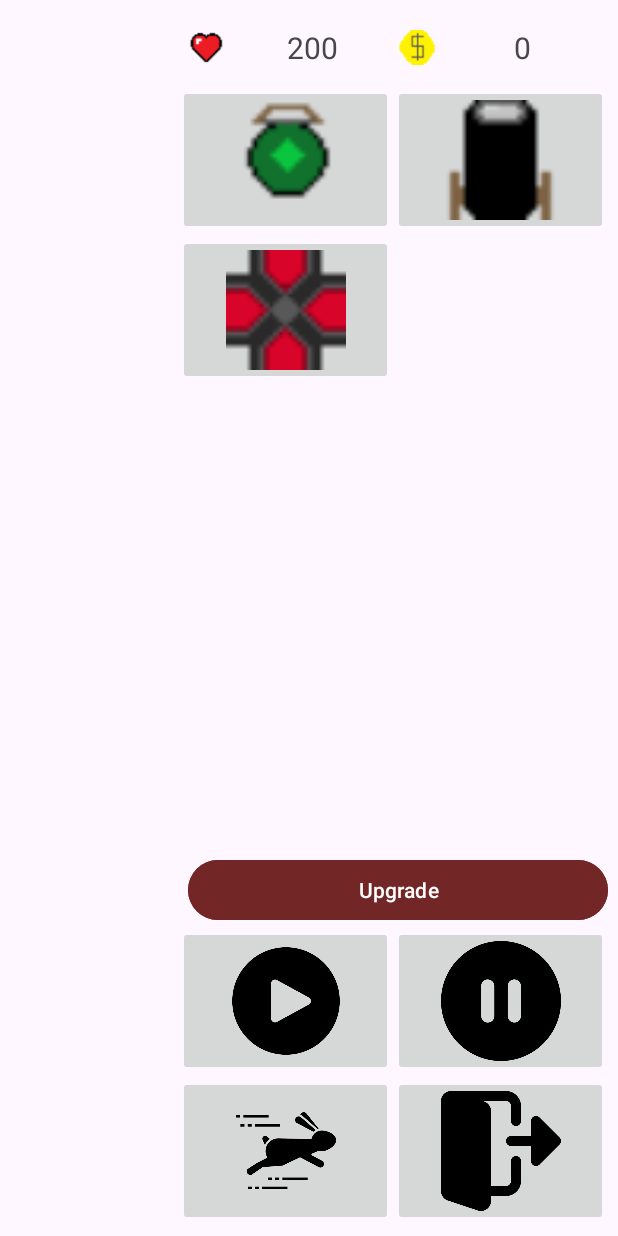
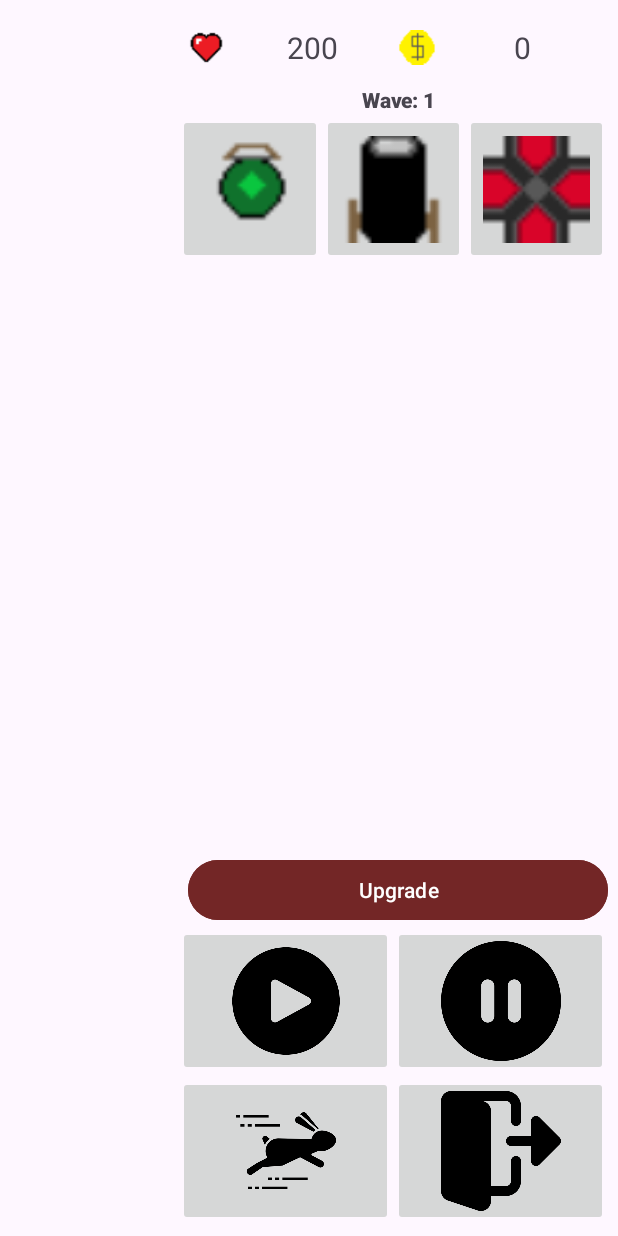
Before and after one commit to SimonBeaulieu/TowerDefense_INFOH2001, an Android app: the layout activity_game.xml on its own in the app's theme, with its tools: preview values and no code run, on a phone screen of 412 x 824 dp. Run offline under Robolectric (Android 15) with nearby library versions, the phone set to English and light mode, and no system bars.

Commit message:
-horizontal only -wave UI

```diff
--- a/app/src/main/AndroidManifest.xml
+++ b/app/src/main/AndroidManifest.xml
@@ -11,10 +11,13 @@
         android:roundIcon="@mipmap/ic_launcher_round"
         android:supportsRtl="true"
         android:theme="@style/Theme.TowerDefense"
+
         tools:targetApi="31">
         <activity
             android:name=".MainActivity"
-            android:exported="true">
+            android:exported="true"
+            android:screenOrientation="landscape">
+
             <intent-filter>
                 <action android:name="android.intent.action.MAIN" />
 
--- a/app/src/main/java/com/example/towerdefense/controller/GameController.kt
+++ b/app/src/main/java/com/example/towerdefense/controller/GameController.kt
@@ -24,7 +24,7 @@ class GameController(private val app: MainActivity) : GameControllerListener {
     //*************************************** Constructor *************************************** //
     init {
         setTilesDimensions()
-        mView.updateStats(mGame.getMoney(), mGame.getHitPoints())
+        mView.updateStats(mGame.getMoney(), mGame.getHitPoints(), mGame.getWave()+1)
         mView.drawMap(mGameMapViewer)
         launchDrawingThread()
     }
@@ -79,7 +79,7 @@ class GameController(private val app: MainActivity) : GameControllerListener {
             while (true) {
                 if (enableDisplay) {
                     handler.post {
-                        mView.updateStats(mGame.getMoney(), mGame.getHitPoints())
+                        mView.updateStats(mGame.getMoney(), mGame.getHitPoints(), mGame.getWave()+1)
                         mView.drawBodies(mGame.getDrawableBodies())
 
                         if (mGame.isGameOver()) {
--- a/app/src/main/java/com/example/towerdefense/model/Enemy.kt
+++ b/app/src/main/java/com/example/towerdefense/model/Enemy.kt
@@ -68,6 +68,8 @@ abstract class Enemy(col: Int, row: Int, spawnTick: Int, hitPoints: Int) : Body(
         setGridY(getGridY() + mNextDirection.second)
 
         mNextDirection = getDirection()
+        getGridX() + mNextDirection.first
+        getGridY() + mNextDirection.second
 
         // Reached end: next tile is at dx=0, dy=0
         if (mNextDirection.first == 0 && mNextDirection.second == 0) {
--- a/app/src/main/java/com/example/towerdefense/model/Game.kt
+++ b/app/src/main/java/com/example/towerdefense/model/Game.kt
@@ -28,6 +28,8 @@ class Game {
             }
         }
     fun getHitPoints(): Int { return mHitPoints }
+
+    fun getWave() : Int { return mWaveNum }
 
 
     private val mGameMap : GameMap
--- a/app/src/main/java/com/example/towerdefense/view/GameView.kt
+++ b/app/src/main/java/com/example/towerdefense/view/GameView.kt
@@ -37,6 +37,7 @@ class GameView(private val app : AppCompatActivity, private val mController: Gam
     private lateinit var textCost : TextView
     private lateinit var textLevel : TextView
     private lateinit var textSelection : TextView
+    private lateinit var textWave : TextView
 
     private lateinit var buttonStart : ImageButton
     private lateinit var buttonPause : ImageButton
@@ -109,6 +110,7 @@ class GameView(private val app : AppCompatActivity, private val mController: Gam
     private fun initStats() {
         textHitPoints = app.findViewById(R.id.textViewHitPoints)
         textMoney = app.findViewById(R.id.textViewMoney)
+        textWave = app.findViewById(R.id.textWave)
 
         textCost = app.findViewById(R.id.textCost)
         textLevel = app.findViewById(R.id.textLevel)
@@ -123,9 +125,10 @@ class GameView(private val app : AppCompatActivity, private val mController: Gam
     }
 
     //************************************* Public methods ************************************** //
-    fun updateStats(money: Int, hitPoints: Int) {
+    fun updateStats(money: Int, hitPoints: Int, wave: Int) {
         textHitPoints.text = hitPoints.toString()
         textMoney.text = money.toString()
+        textWave.text = "Wave: " + wave.toString()
     }
 
     fun drawMap(map : GameMapViewer) {
--- a/app/src/main/res/layout/activity_game.xml
+++ b/app/src/main/res/layout/activity_game.xml
@@ -142,6 +142,23 @@
             <LinearLayout
                 android:layout_width="match_parent"
                 android:layout_height="wrap_content"
+                android:orientation="horizontal"
+                android:paddingLeft="10px">
+
+                <TextView
+                    android:id="@+id/textWave"
+                    android:layout_width="wrap_content"
+                    android:layout_height="wrap_content"
+                    android:layout_weight="1"
+                    android:fontFamily="sans-serif-black"
+                    android:text="Wave: 1"
+                    android:textAlignment="center" />
+
+            </LinearLayout>
+
+            <LinearLayout
+                android:layout_width="match_parent"
+                android:layout_height="wrap_content"
                 android:layout_weight="1"
                 android:orientation="vertical">
 
@@ -167,12 +184,6 @@
                         android:contentDescription="Cannon"
                         android:scaleType="fitCenter"
                         android:src="@drawable/cannon" />
-                </LinearLayout>
-
-                <LinearLayout
-                    android:layout_width="match_parent"
-                    android:layout_height="150px"
-                    android:orientation="horizontal">
 
                     <ImageButton
                         android:id="@+id/buttonFlamethrower"
@@ -182,14 +193,6 @@
                         android:contentDescription="Flamethrower"
                         android:scaleType="fitCenter"
                         android:src="@drawable/flame" />
-
-                    <ImageButton
-                        android:id="@+id/imageButton5"
-                        android:layout_width="match_parent"
-                        android:layout_height="match_parent"
-                        android:layout_weight="1"
-                        android:src="@android:drawable/btn_star"
-                        android:visibility="invisible" />
                 </LinearLayout>
 
             </LinearLayout>
```
